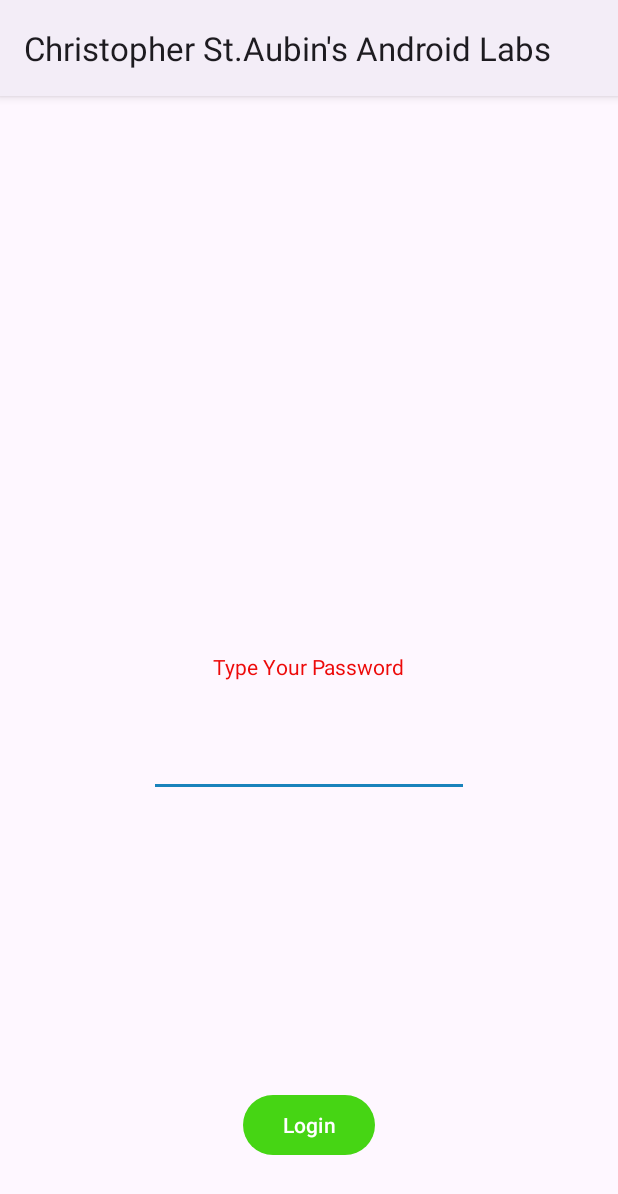
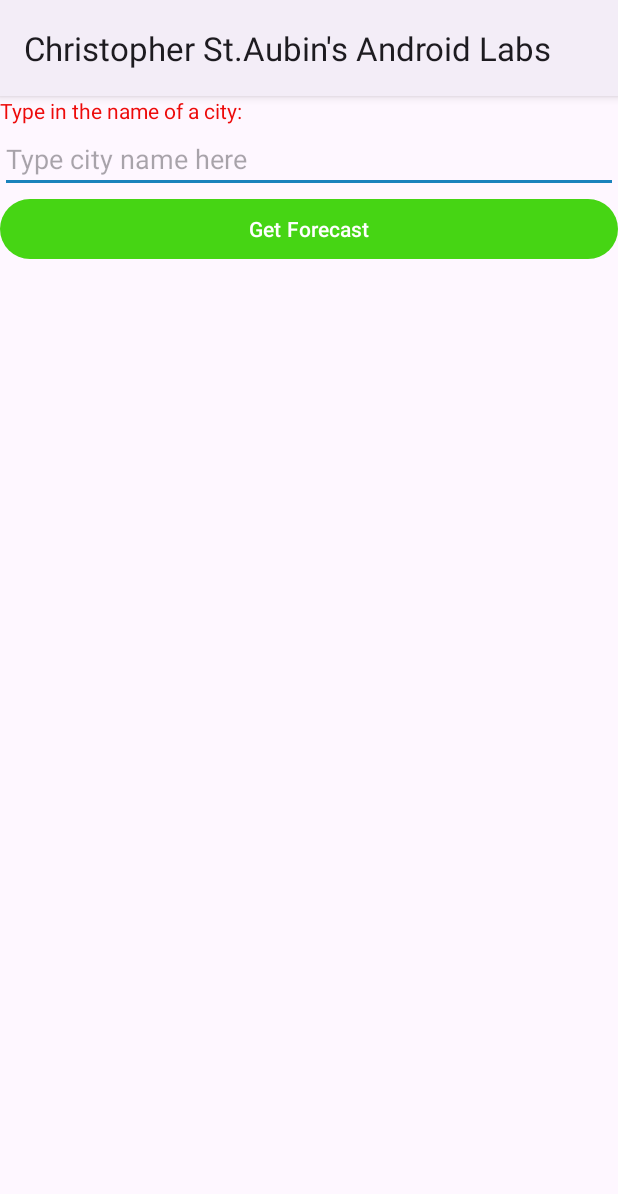
Before and after one commit to Staubs92/Christopher_St.Aubin_Android_Labs, an Android app: the screen it shows after launch (MainActivity), on a phone screen of 412 x 824 dp. Shown: the top 1194 px of the screen. Run offline under Robolectric (Android 15) with nearby library versions, the phone set to English and light mode, and no system bars; our stand-ins replace Volley; 4 statements that could not run were skipped.

Commit message:
Week10 needs work

```diff
--- a/app/src/main/AndroidManifest.xml
+++ b/app/src/main/AndroidManifest.xml
@@ -1,6 +1,8 @@
 <?xml version="1.0" encoding="utf-8"?>
 <manifest xmlns:android="http://schemas.android.com/apk/res/android"
     xmlns:tools="http://schemas.android.com/tools">
+
+    <uses-permission android:name="android.permission.INTERNET"/>
 
     <application
         android:allowBackup="true"
--- a/app/src/main/java/algonquin/cst2335/stau0055/MainActivity.java
+++ b/app/src/main/java/algonquin/cst2335/stau0055/MainActivity.java
@@ -2,107 +2,140 @@ package algonquin.cst2335.stau0055;
 
 import androidx.appcompat.app.AppCompatActivity;
 
+import android.content.Context;
+import android.graphics.Bitmap;
+import android.graphics.BitmapFactory;
 import android.os.Bundle;
-import android.widget.Button;
-import android.widget.EditText;
-import android.widget.TextView;
-import android.widget.Toast;
+import android.widget.ImageView;
 
-/**
- * This is the main activity for the password complexity checker app.
- * @author chris
- * @version 1.0
- */
+import com.android.volley.Request;
+import com.android.volley.RequestQueue;
+import com.android.volley.Response;
+import com.android.volley.toolbox.ImageRequest;
+import com.android.volley.toolbox.JsonObjectRequest;
+import com.android.volley.toolbox.Volley;
+
+import org.json.JSONArray;
+import org.json.JSONException;
+import org.json.JSONObject;
+
+import java.io.File;
+import java.io.FileNotFoundException;
+import java.io.FileOutputStream;
+import java.io.UnsupportedEncodingException;
+import java.net.URLEncoder;
+
+
+import algonquin.cst2335.stau0055.databinding.ActivityMainBinding;
+
+
 public class MainActivity extends AppCompatActivity {
 
-    /** This holds the text at the  center of the screen*/
-    TextView tv = null;
+    ActivityMainBinding binding;
+    protected String cityName;
+    RequestQueue queue = null;
 
-    /** This holds the text for the password being entered*/
-    EditText et = null;
-
-    /** This holds content for the login button*/
-    Button btn = null;
+    double latitude;
+    double longitude;
+    String description;
+    String iconName;
+    String name;
+    double currentTemp;
+    double minTemp;
+    double maxTemp;
+    int humidity;
+    int visibility;
+    String imageUrl;
+    Bitmap image;
 
     @Override
     protected void onCreate(Bundle savedInstanceState) {
         super.onCreate(savedInstanceState);
-        setContentView(R.layout.activity_main);
 
-         tv = findViewById(R.id.textView);
-         et = findViewById(R.id.editTextTextPassword);
-         btn = findViewById(R.id.loginButton);
+        queue = Volley.newRequestQueue(this);
 
-        // Set an onClickListener for the login button
-        btn.setOnClickListener(clk -> {
-            String password = et.getText().toString();
+        binding = ActivityMainBinding.inflate(getLayoutInflater());
 
-            // Check if the password meets complexity requirements and update the TextView accordingly
-            if (checkPasswordComplexity(password)) {
-                tv.setText("Your password meets the requirements");
-            } else {
-                tv.setText("You shall not pass!");
+        setContentView(binding.getRoot());
+
+
+
+      binding.getForecast.setOnClickListener( click -> {
+          cityName = binding.editText.getText().toString();
+          String stringURL = null;
+          try {
+              stringURL = "https://api.openweathermap.org/data/2.5/weather?q="
+                      + URLEncoder.encode(cityName, "UTF-8")
+                      + "&appid=7e943c97096a9784391a981c4d878b22&units=metric";
+          } catch (UnsupportedEncodingException e) {
+              throw new RuntimeException(e);
+          }
+
+          JsonObjectRequest request = new JsonObjectRequest(Request.Method.GET, stringURL, null,
+                  (response) -> {
+              try {
+                          JSONObject coord = response.getJSONObject("coord");
+                          JSONArray weatherArray = response.getJSONArray("weather");
+                          JSONObject position0 = weatherArray.getJSONObject(0);
+                          String description = position0.getString("description");
+                          String iconName = position0.getString("icon");
+                          int vis = response.getInt("visibility");
+                          String name = response.getString("name");
+                          JSONObject mainObject = response.getJSONObject("main");
+                          double current = mainObject.getDouble("temp");
+                          double min = mainObject.getDouble("temp_min");
+                          double max = mainObject.getDouble("temp_max");
+                          int humidity = mainObject.getInt("humidity");
+
+                          this.latitude = coord.getDouble("lat");
+                          this.longitude = coord.getDouble("lon");
+                          this.description = description;
+                          this.iconName = iconName;
+                          this.visibility = vis;
+                          this.name = name;
+                          this.currentTemp = current;
+                          this.minTemp = min;
+                          this.maxTemp = max;
+                          this.humidity = humidity;
+
+
+              } catch (JSONException e) {
+                  throw new RuntimeException(e);
+              }
+                  },
+
+                  (error) -> {});
+          queue.add(request);
+      });
+
+      String pathname = getFilesDir() + "/" + iconName + ".png";
+      File file = new File(pathname);
+      if(file.exists()) {
+          image = BitmapFactory.decodeFile(pathname);
+      }
+      else {
+        ImageRequest imgReq = new ImageRequest("https://openweathermap.org/img/w/" + iconName + ".png", new Response.Listener>Bitmap<() {
+            @Override
+            public void onResponse(Bitmap bitmap) {
+                try {
+                    image = bitmap;
+                    image.compress(bitmap.CompressFormat.PNG, 100, ActivityMain.this.openFileOutput(iconName + ".png", Activity.MODE_PRIVATE));
+                } catch (Exception e) {
+                }
             }
-        });
-    }
-    /**
-     * Check the complexity of the provided password.
-     *
-     * @param password The password to be checked.
-     * @return true if the password meets the complexity requirements, false otherwise.
-     */
-    private boolean checkPasswordComplexity(String password) {
-        boolean foundUpperCase, foundLowerCase, foundNumber, foundSpecial;
-        foundUpperCase = foundLowerCase = foundNumber = foundSpecial = false;
+        }, 1024, 1024, ImageView.ScaleType.CENTER, null, (error ) -> {});
+      }
 
-        for (char c : password.toCharArray()) {
-            if (Character.isUpperCase(c)) {
-                foundUpperCase = true;
-            } else if (Character.isLowerCase(c)) {
-                foundLowerCase = true;
-            } else if (Character.isDigit(c)) {
-                foundNumber = true;
-            } else if (isSpecialCharacter(c)) {
-                foundSpecial = true;
-            }
-        }
+        FileOutputStream fOut = null;
+        try {
+            fOut = openFileOutput( iconName + ".png", Context.MODE_PRIVATE);
 
-        if (!foundUpperCase) {
-            Toast.makeText(this, "Must contain at least 1 uppercase letter.", Toast.LENGTH_SHORT).show();
-            return false;
-        } else if (!foundLowerCase) {
-            Toast.makeText(this, "Must contain at least 1 lowercase letter.", Toast.LENGTH_SHORT).show();
-            return false;
-        } else if (!foundNumber) {
-            Toast.makeText(this, "Must contain at least 1 number.", Toast.LENGTH_SHORT).show();
-            return false;
-        } else if (!foundSpecial) {
-            Toast.makeText(this, "Must contain at least 1 special character.", Toast.LENGTH_SHORT).show();
-            return false;
-        }
+            image.compress(Bitmap.CompressFormat.PNG, 100, fOut);
+            fOut.flush();
+            fOut.close();
+        } catch (FileNotFoundException e) {
+            e.printStackTrace();
 
-        return true;
-    }
-    /**
-     * Check if a character is a special character.
-     *
-     * @param c The character to be checked.
-     * @return true if the character is a special character, false otherwise.
-     */
-    private boolean isSpecialCharacter(char c) {
-        switch (c) {
-            case '#':
-            case '$':
-            case '%':
-            case '^':
-            case '&':
-            case '*':
-            case '!':
-            case '@':
-            case '?':
-                return true;
-            default:
-                return false;
         }
     }
 }
--- a/app/src/main/res/layout/activity_main.xml
+++ b/app/src/main/res/layout/activity_main.xml
@@ -1,42 +1,29 @@
 <?xml version="1.0" encoding="utf-8"?>
-<androidx.constraintlayout.widget.ConstraintLayout xmlns:android="http://schemas.android.com/apk/res/android"
-    xmlns:app="http://schemas.android.com/apk/res-auto"
-    xmlns:tools="http://schemas.android.com/tools"
+<LinearLayout
+    xmlns:android="http://schemas.android.com/apk/res/android"
     android:layout_width="match_parent"
     android:layout_height="match_parent"
-    tools:context=".MainActivity">
+    android:orientation="vertical">
 
     <TextView
         android:id="@+id/textView"
         android:layout_width="wrap_content"
         android:layout_height="wrap_content"
-        android:text="@string/password_message"
-        app:layout_constraintBottom_toBottomOf="parent"
-        app:layout_constraintEnd_toEndOf="parent"
-        app:layout_constraintStart_toStartOf="parent"
-        app:layout_constraintTop_toTopOf="parent" />
+        android:text="@string/city_message" />
+
+    <EditText
+        android:id="@+id/editText"
+        android:layout_width="match_parent"
+        android:layout_height="wrap_content"
+        android:hint="Type city name here" />
 
 
     <Button
-        android:id="@+id/loginButton"
-        android:layout_width="wrap_content"
+        android:id="@+id/getForecast"
+        android:layout_width="match_parent"
         android:layout_height="wrap_content"
-        android:layout_marginBottom="50dp"
-        android:text="@string/button_message"
-        app:layout_constraintBottom_toBottomOf="parent"
-        app:layout_constraintEnd_toEndOf="parent"
-        app:layout_constraintHorizontal_bias="0.5"
-        app:layout_constraintStart_toStartOf="parent" />
+        android:text="@string/button_message"/>
 
-    <EditText
-        android:id="@+id/editTextTextPassword"
-        android:layout_width="wrap_content"
-        android:layout_height="wrap_content"
-        android:layout_marginTop="32dp"
-        android:ems="10"
-        android:inputType="textPassword"
-        app:layout_constraintEnd_toEndOf="parent"
-        app:layout_constraintStart_toStartOf="parent"
-        app:layout_constraintTop_toBottomOf="@+id/textView" />
 
-</androidx.constraintlayout.widget.ConstraintLayout>
+
+</LinearLayout>
--- a/app/src/main/res/values/strings.xml
+++ b/app/src/main/res/values/strings.xml
@@ -1,5 +1,5 @@
 <resources>
     <string name="app_name">Christopher St.Aubin\'s Android Labs</string>
-    <string name="password_message">Type Your Password</string>
-    <string name="button_message">Login</string>
+    <string name="city_message">Type in the name of a city: </string>
+    <string name="button_message">Get Forecast</string>
 </resources>
```
Also changed, not shown: app/build.gradle (+7 -0 lines).
